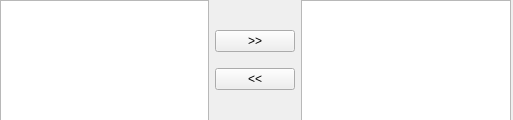
The window that gwmindepvarselectorwidget.ui (GWmodel-Lab/GWmodelS) describes before a commit, drawn with Qt 5.
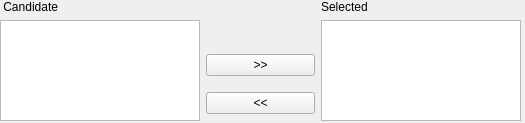
The same window after the commit.

The edit to the form file:
```diff
--- a/gwmindepvarselectorwidget.ui
+++ b/gwmindepvarselectorwidget.ui
@@ -6,24 +6,38 @@
    <rect>
     <x>0</x>
     <y>0</y>
-    <width>513</width>
-    <height>120</height>
+    <width>525</width>
+    <height>123</height>
    </rect>
   </property>
   <property name="windowTitle">
    <string>Form</string>
   </property>
-  <widget class="QWidget" name="layoutWidget">
+  <widget class="QWidget" name="">
    <property name="geometry">
     <rect>
      <x>0</x>
      <y>0</y>
-     <width>511</width>
+     <width>521</width>
      <height>121</height>
     </rect>
    </property>
-   <layout class="QHBoxLayout" name="horizontalLayout">
-    <item>
+   <layout class="QGridLayout" name="gridLayout">
+    <item row="0" column="0">
+     <widget class="QLabel" name="label">
+      <property name="text">
+       <string> Candidate</string>
+      </property>
+     </widget>
+    </item>
+    <item row="0" column="2">
+     <widget class="QLabel" name="label_2">
+      <property name="text">
+       <string>Selected</string>
+      </property>
+     </widget>
+    </item>
+    <item row="1" column="0">
      <widget class="QListView" name="mIndepVarView">
       <property name="defaultDropAction">
        <enum>Qt::CopyAction</enum>
@@ -42,7 +56,7 @@
       </property>
      </widget>
     </item>
-    <item>
+    <item row="1" column="1">
      <layout class="QVBoxLayout" name="verticalLayout_2">
       <property name="spacing">
        <number>16</number>
@@ -81,15 +95,15 @@
         </property>
         <property name="sizeHint" stdset="0">
          <size>
-          <width>20</width>
-          <height>40</height>
+          <width>109</width>
+          <height>13</height>
          </size>
         </property>
        </spacer>
       </item>
      </layout>
     </item>
-    <item>
+    <item row="1" column="2">
      <widget class="QListView" name="mSelectedIndepVarView"/>
     </item>
    </layout>
```
